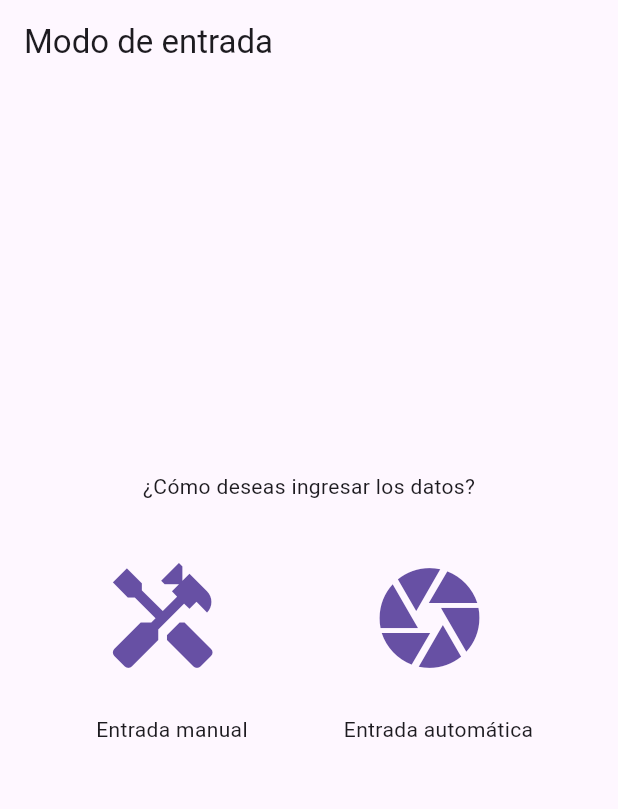
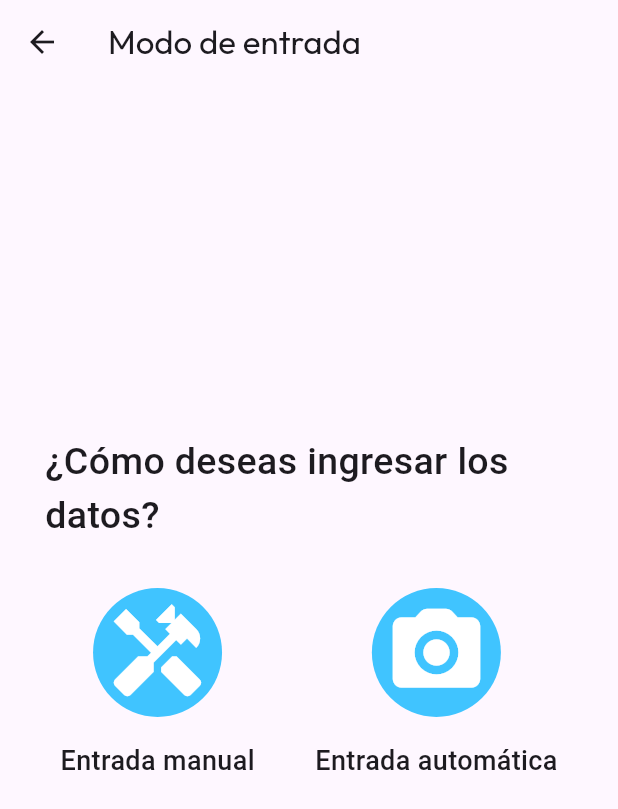
Before and after one commit to Juanipis/proyecto_medico, a Flutter app: the ManualAutomatico screen opened directly, on a phone screen of 412 x 824 dp. Shown: the top 809 px of the screen. Run offline on Flutter 3.47's test engine with Material 2 defaults, Android fonts, the phone set to English and light mode, and no system bars; our stand-ins replace font_awesome_flutter, google_fonts, logger; network calls fail.

Commit message:
correcciones1

```diff
--- a/flutter/lib/presentation/screens/manual_automatico/manual_automatico.dart
+++ b/flutter/lib/presentation/screens/manual_automatico/manual_automatico.dart
@@ -1,4 +1,6 @@
 import 'package:flutter/material.dart';
+import 'package:google_fonts/google_fonts.dart';
+import 'package:font_awesome_flutter/font_awesome_flutter.dart';
 
 class ManualAutomatico extends StatelessWidget {
   const ManualAutomatico({
@@ -12,31 +14,21 @@ class ManualAutomatico extends StatelessWidget {
     return GestureDetector(
       onTap: () => FocusScope.of(context).requestFocus(),
       child: Scaffold(
-        //backgroundColor: FlutterFlowTheme.of(context).primaryBackground,
         appBar: AppBar(
-          // backgroundColor: FlutterFlowTheme.of(context).primaryBackground,
-          automaticallyImplyLeading: false,
-          /*leading: FlutterFlowIconButton(
-            borderColor: Colors.transparent,
-            borderRadius: 30,
-            borderWidth: 1,
-            buttonSize: 60,
-            icon: Icon(
-              Icons.arrow_back_rounded,
-              color: FlutterFlowTheme.of(context).primaryText,
-              size: 30,
+            title: Text(
+              'Modo de entrada',
+              textAlign: TextAlign.left,
+              style: GoogleFonts.getFont('Outfit'),
             ),
+            centerTitle: false,
+            leading: IconButton(
+              // ignore: prefer_const_constructors
+              icon: BackButtonIcon(),
               onPressed: () async {
-              context.safePop();
+                Navigator.pushNamed(context, '/patient_data');
               },
-          ),*/
-          title: const Text(
-            'Modo de entrada',
-            // style: FlutterFlowTheme.of(context).titleLarge,
-          ),
-          actions: const [],
-          centerTitle: false,
-          elevation: 0,
+            )
+            //Icons.arrow_back_rounded),
             ),
         body: SafeArea(
           top: true,
@@ -54,7 +46,10 @@ class ManualAutomatico extends StatelessWidget {
                       padding: EdgeInsetsDirectional.fromSTEB(30, 30, 30, 30),
                       child: Text(
                         '¿Cómo deseas ingresar los datos?',
-                        //style: FlutterFlowTheme.of(context).headlineMedium,
+                        style: TextStyle(
+                          fontWeight: FontWeight.w500,
+                          fontSize: 25,
+                        ),
                       ),
                     ),
                   ),
@@ -70,26 +65,33 @@ class ManualAutomatico extends StatelessWidget {
                           child: Column(
                             mainAxisSize: MainAxisSize.max,
                             children: [
-                              TextButton.icon(
-                                  onPressed: () async {},
+                              Center(
+                                child: Ink(
+                                  decoration: const ShapeDecoration(
+                                    color: Colors.lightBlueAccent,
+                                    shape: CircleBorder(),
+                                  ),
+                                  child: IconButton(
+                                      onPressed: () {
+                                        Navigator.pushNamed(context, '/gram');
+                                      },
+                                      color: Colors.lightBlueAccent,
                                       icon: const Icon(
                                         Icons.handyman,
-                                    size: 80,
+                                        size: 70,
+                                        color: Colors.white,
+                                      )),
                                 ),
-                                  /*FaIcon(
-                                    FontAwesomeIcons.pencilRuler,
-                                    color: FlutterFlowTheme.of(context)
-                                        .secondaryBackground,
-                                    size: 80,
-                                  ),*/
-
-                                  label: Text('')),
+                              ),
                               const Padding(
                                 padding:
                                     EdgeInsetsDirectional.fromSTEB(0, 16, 0, 0),
                                 child: Text(
                                   'Entrada manual',
-                                  //style: FlutterFlowTheme.of(context).bodyMedium,
+                                  style: TextStyle(
+                                    fontSize: 18,
+                                    fontWeight: FontWeight.w500,
+                                  ),
                                 ),
                               ),
                             ],
@@ -100,43 +102,33 @@ class ManualAutomatico extends StatelessWidget {
                           child: Column(
                             mainAxisSize: MainAxisSize.max,
                             children: [
-                              TextButton.icon(
-                                  onPressed: () async {},
+                              Center(
+                                child: Ink(
+                                  decoration: const ShapeDecoration(
+                                    color: Colors.lightBlueAccent,
+                                    shape: CircleBorder(),
+                                  ),
+                                  child: IconButton(
+                                      onPressed: () {
+                                        Navigator.pushNamed(context, '/camara');
+                                      },
+                                      color: Colors.amber,
                                       icon: const Icon(
-                                    Icons.camera,
-                                    size: 80,
+                                        Icons.camera_alt_rounded,
+                                        size: 70,
+                                        color: Colors.white,
+                                      )),
                                 ),
-                                  /*FaIcon(
-                                    FontAwesomeIcons.pencilRuler,
-                                    color: FlutterFlowTheme.of(context)
-                                        .secondaryBackground,
-                                    size: 80,
-                                  ),*/
-
-                                  label: const Text('')),
-                              /* FlutterFlowIconButton(
-                                borderColor:
-                                    FlutterFlowTheme.of(context).primary,
-                                borderRadius: 70,
-                                borderWidth: 1,
-                                buttonSize: 130,
-                                fillColor: FlutterFlowTheme.of(context).primary,
-                                icon: Icon(
-                                  Icons.camera_alt,
-                                  color: FlutterFlowTheme.of(context)
-                                      .secondaryBackground,
-                                  size: 80,
                               ),
-                                onPressed: () async {
-                                  context.pushNamed('Camara');
-                                },
-                              ),*/
                               const Padding(
                                 padding:
                                     EdgeInsetsDirectional.fromSTEB(0, 16, 0, 0),
                                 child: Text(
                                   'Entrada automática',
-                                  // style:FlutterFlowTheme.of(context).bodyMedium,
+                                  style: TextStyle(
+                                    fontSize: 18,
+                                    fontWeight: FontWeight.w500,
+                                  ),
                                 ),
                               ),
                             ],
--- a/flutter/pubspec.yaml
+++ b/flutter/pubspec.yaml
@@ -37,6 +37,7 @@ dependencies:
   cupertino_icons: ^1.0.2
   logger: ^2.0.1
   google_fonts: ^5.1.0
+  font_awesome_flutter: ^10.5.0
 
 dev_dependencies:
   flutter_test:
```
Also changed, not shown: flutter/lib/main.dart (+17 -12 lines), flutter/lib/presentation/screens/camara/camara.dart (+24 -33 lines), flutter/lib/presentation/screens/gram/gram.dart (+50 -51 lines), flutter/lib/presentation/screens/home/home.dart (deleted, +0 -117 lines), flutter/pubspec.lock. Lines whose indentation alone changed are shown as unchanged.
